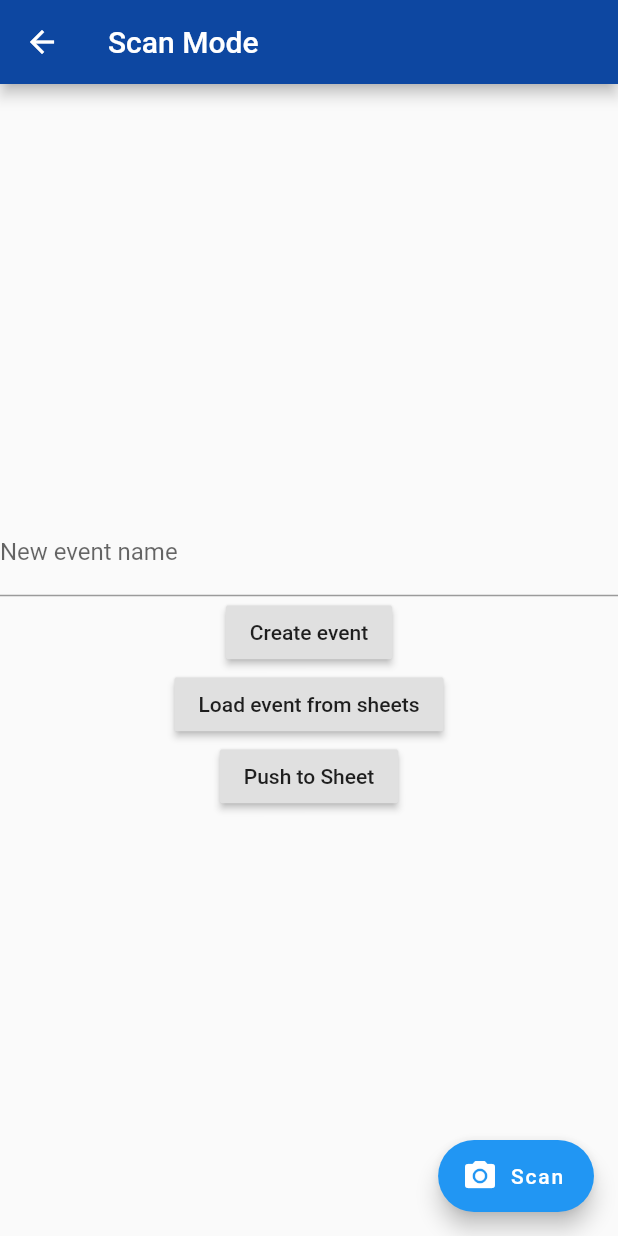
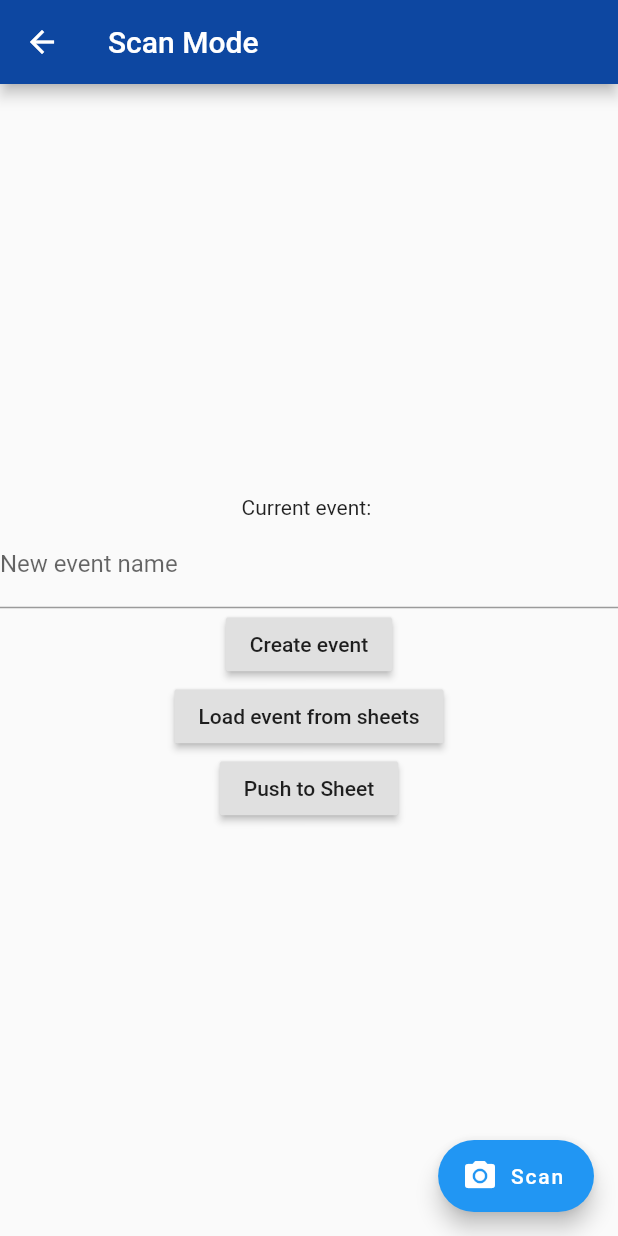
Before and after one commit to 20VinnyG/2020-Robotics-Application, a Flutter app: the ScanMode screen opened directly, after a tap on "Load event from sheets", on a phone screen of 412 x 824 dp. Run offline on Flutter 3.47's test engine with Material 2 defaults, Android fonts, the phone set to English and light mode, and no system bars; our stand-ins replace flutter_speed_dial, google_sign_in, googleapis_auth, qr_flutter, shared_preferences, smooth_star_rating and 1 more; missing offline and left inert: barcode_scan, googleapis; accounts and stored records are empty.

Commit message:
Save and load last used event name and sheet ids to shared preferences. Display current event name in scan mode

```diff
--- a/lib/scan.dart
+++ b/lib/scan.dart
@@ -9,12 +9,16 @@ import 'package:googleapis/sheets/v4.dart';
 import 'package:googleapis_auth/auth.dart';
 import 'package:googleapis_auth/auth_io.dart';
 import 'package:http/http.dart';
+import 'package:shared_preferences/shared_preferences.dart';
+
+final Future<SharedPreferences> _sharedPreferences = SharedPreferences.getInstance();
 
 List<dynamic> data = [];
 
 String sheetName;
 String result = "Hey there !";
 
+String _currentEventName = '';
 String _matchSheetId = '';
 String _shotSheetId = '';
 String _pathSheetId = '';
@@ -214,6 +218,12 @@ Future _loadSheetsForEvent (String eventDriveFolderId, BuildContext context) asy
 		if (file.name.endsWith('-shots')) { _shotSheetId = file.id; filenames.add(file.name); }
 	});
 
+  _sharedPreferences.then((sharedPref) {
+    sharedPref.setString('lastMatchSheetId', _matchSheetId);
+    sharedPref.setString('lastPathSheetId', _pathSheetId);
+    sharedPref.setString('lastShotSheetId', _shotSheetId);
+  });
+
 	print('match sheet id: ' + _matchSheetId);
 	print('path sheet id: ' + _pathSheetId);
 	print('shot sheet id: ' + _shotSheetId);
@@ -286,6 +296,23 @@ class ScanMode extends StatefulWidget {
 }
 
 class _ScanModeState extends State<ScanMode> {
+
+  _ScanModeState () {
+    _sharedPreferences.then((sharedPref) {
+      setState(() {
+        _currentEventName = sharedPref.getString('lastEventName') ?? '<none>';
+        _matchSheetId = sharedPref.getString('lastMatchSheetId') ?? '';
+        _pathSheetId = sharedPref.getString('lastPathSheetId') ?? '';
+        _shotSheetId = sharedPref.getString('lastShotSheetId') ?? '';
+      });
+
+      print('loaded event name: ' + _currentEventName);
+      print('loaded match sheet id: ' + _matchSheetId);
+      print('loaded path sheet id: ' + _pathSheetId);
+      print('loaded shot sheet id: ' + _shotSheetId);
+    });
+  }
+
 	Future _scanQR() async {
 		Map<int,dynamic> scannedData = {};
 
@@ -329,7 +356,7 @@ class _ScanModeState extends State<ScanMode> {
 		Client client = await _getGoogleClientForCurrentUser();
 		DriveApi api = DriveApi(client);
 
-		FileList eventFolders = await api.files.list(q: '\'${_eventsParentFolderId}\' in parents');
+		FileList eventFolders = await api.files.list(q: '\'$_eventsParentFolderId\' in parents');
 
 		client.close();
 
@@ -355,6 +382,10 @@ class _ScanModeState extends State<ScanMode> {
 											title: Text(eventSheets[index].name),
 											onTap: () async {
 												await _loadSheetsForEvent(eventSheets[index].id, context);
+                        _currentEventName = eventSheets[index].name;
+                        _sharedPreferences.then((sharedPref) {
+                          sharedPref.setString('lastEventName', _currentEventName);
+                        });
 												Navigator.pop(context);
 											}
 										);
@@ -366,8 +397,10 @@ class _ScanModeState extends State<ScanMode> {
 	}
 
 	@override
-	Widget build(BuildContext context) {
+	Widget build (BuildContext context) {
 		String eventName = '';
+
+    print('Build start -- current event: ' + _currentEventName);
 
 		return GestureDetector(
 			onTap: () {
@@ -381,6 +414,7 @@ class _ScanModeState extends State<ScanMode> {
 					Column(
 						mainAxisAlignment: MainAxisAlignment.center,
 						children: <Widget>[
+              Text('Current event: $_currentEventName'),
 							TextFormField(
 								initialValue: eventName,
 								decoration: const InputDecoration(labelText: 'New event name'),
--- a/pubspec.yaml
+++ b/pubspec.yaml
@@ -20,6 +20,7 @@ dependencies:
   flutter:
     sdk: flutter
   sprintf: "^4.0.0"
+  shared_preferences: ^0.5.6+2
 
 
   # The following adds the Cupertino Icons font to your application.
```
